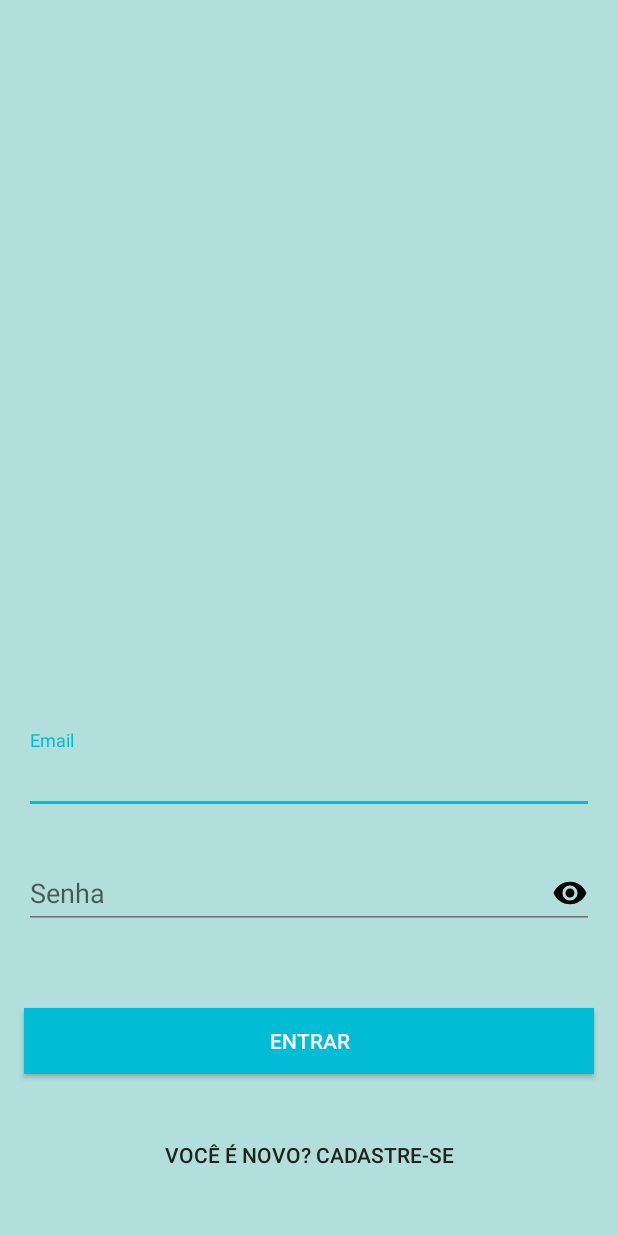
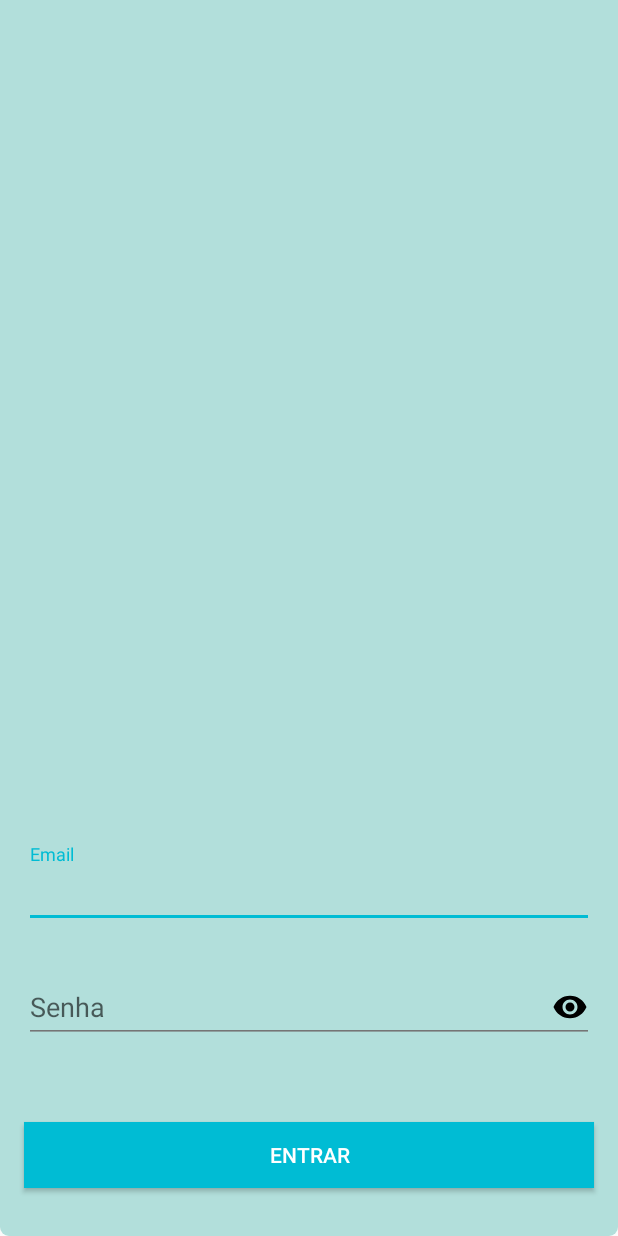
Before and after one commit to FelipeGaleote/AndroidRestaurante, an Android app: the layout fragment_login.xml on its own in the app's theme, with its tools: preview values and no code run, on a phone screen of 412 x 824 dp. Run offline under Robolectric (Android 15) with nearby library versions, the phone set to English and light mode, and no system bars.

Commit message:
Une os fragmentos de login e criar conta na mesma telae altera seu design

```diff
--- /dev/null
+++ b/app/src/main/res/drawable/bg_rounded_bottom.xml
@@ -0,0 +1,9 @@
+<shape xmlns:android="http://schemas.android.com/apk/res/android"
+    android:shape="rectangle">
+
+    <corners
+        android:bottomLeftRadius="6dp"
+        android:bottomRightRadius="6dp"/>
+    <solid
+        android:color="@color/colorPrimaryLight" />
+</shape>
--- a/app/src/main/res/layout/fragment_login.xml
+++ b/app/src/main/res/layout/fragment_login.xml
@@ -4,7 +4,7 @@
     xmlns:tools="http://schemas.android.com/tools"
     android:layout_width="match_parent"
     android:layout_height="match_parent"
-    android:background="@color/colorPrimaryLight"
+    android:background="@drawable/bg_rounded_bottom"
     tools:context=".presentation.fragment.LoginFragment">
 
 
@@ -62,7 +62,7 @@
         android:layout_height="44dp"
         app:layout_constraintStart_toStartOf="parent"
         app:layout_constraintEnd_toEndOf="parent"
-        app:layout_constraintBottom_toTopOf="@id/login_cadastrar_btn"
+        app:layout_constraintBottom_toBottomOf="parent"
         android:layout_marginStart="16dp"
         android:layout_marginEnd="16dp"
         android:layout_marginBottom="32dp"
@@ -71,19 +71,5 @@
         android:text="@string/login"
         android:textColor="@color/colorTextIcons"/>
 
-    <Button
-        android:id="@+id/login_cadastrar_btn"
-        android:layout_width="match_parent"
-        android:layout_height="44dp"
-        app:layout_constraintStart_toStartOf="parent"
-        app:layout_constraintEnd_toEndOf="parent"
-        app:layout_constraintBottom_toBottomOf="parent"
-        android:layout_marginStart="16dp"
-        android:layout_marginEnd="16dp"
-        android:layout_marginBottom="32dp"
-        android:padding="6dp"
-        android:background="@android:color/transparent"
-        android:text="@string/convite_para_cadastro"
-        android:textColor="@color/colorPrimaryText" />
 
 </android.support.constraint.ConstraintLayout>
--- a/app/src/main/res/layout/fragment_sign_up.xml
+++ b/app/src/main/res/layout/fragment_sign_up.xml
@@ -4,7 +4,7 @@
     xmlns:tools="http://schemas.android.com/tools"
     android:layout_width="match_parent"
     android:layout_height="match_parent"
-    android:background="@color/colorPrimaryLight"
+    android:background="@drawable/bg_rounded_bottom"
     tools:context=".presentation.fragment.SignUpFragment">
 
 
```
Also changed, not shown: app/src/main/java/com/perrest/restaurante/sincpedidos/presentation/activity/AuthenticationActivity.java (+11 -5 lines), app/src/main/java/com/perrest/restaurante/sincpedidos/presentation/adapter/AuthenticationAdapter.java (added, +51 -0 lines), app/src/main/java/com/perrest/restaurante/sincpedidos/presentation/fragment/LoginFragment.java (+0 -7 lines), app/src/main/res/drawable/bg_rounded_top.xml (added, +10 -0 lines), app/src/main/res/layout/activity_authentication.xml (+34 -9 lines).
